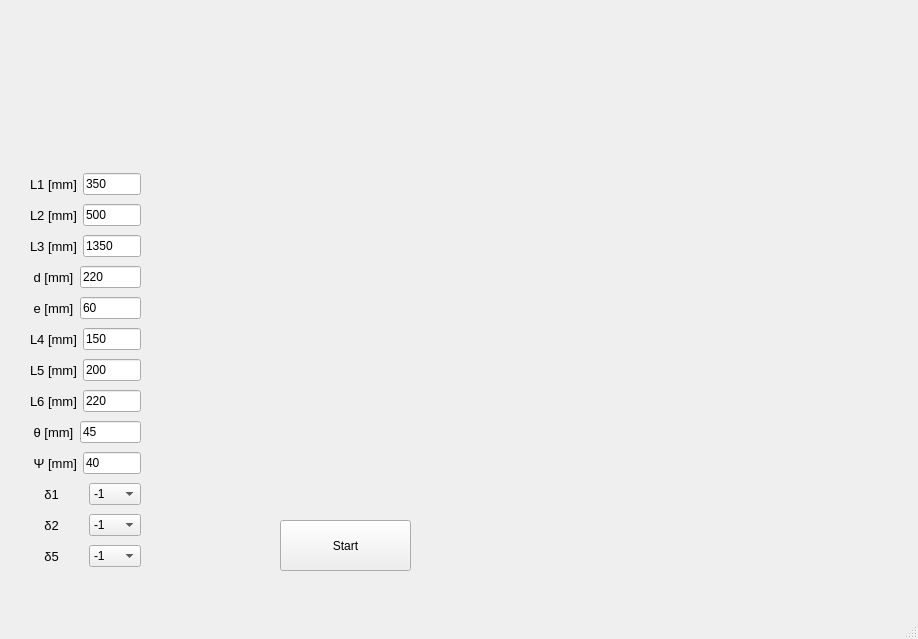
Above: mainwindow.ui from Danny323S/Projekt_ZBR before the change. Below: the same form after it.
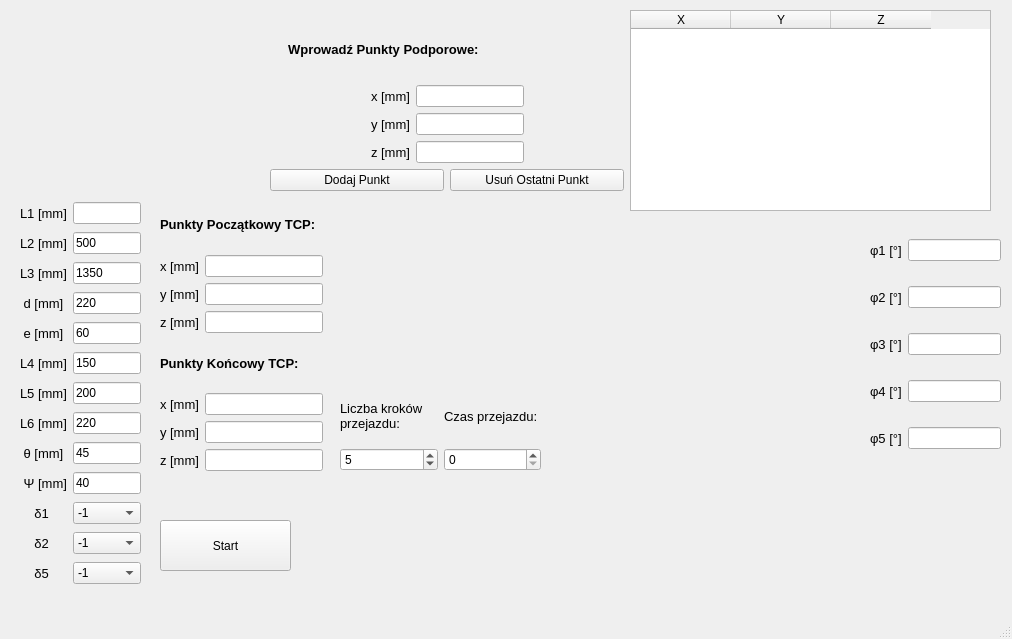
That is the form after the change.

The edit to the form file:
```diff
--- a/mainwindow.ui
+++ b/mainwindow.ui
@@ -6,7 +6,7 @@
    <rect>
     <x>0</x>
     <y>0</y>
-    <width>918</width>
+    <width>1012</width>
     <height>639</height>
    </rect>
   </property>
@@ -17,7 +17,7 @@
    <widget class="QPushButton" name="pushButton">
     <property name="geometry">
      <rect>
-      <x>280</x>
+      <x>160</x>
       <y>520</y>
       <width>131</width>
       <height>51</height>
@@ -27,68 +27,248 @@
      <string>Start</string>
     </property>
    </widget>
-   <widget class="QWidget" name="">
+   <widget class="QTableWidget" name="tableWidget">
     <property name="geometry">
      <rect>
-      <x>30</x>
-      <y>170</y>
-      <width>111</width>
-      <height>411</height>
+      <x>630</x>
+      <y>10</y>
+      <width>361</width>
+      <height>201</height>
      </rect>
     </property>
+    <column>
+     <property name="text">
+      <string>X</string>
+     </property>
+    </column>
+    <column>
+     <property name="text">
+      <string>Y</string>
+     </property>
+    </column>
+    <column>
+     <property name="text">
+      <string>Z</string>
+     </property>
+    </column>
+   </widget>
+   <widget class="QWidget" name="layoutWidget">
+    <property name="geometry">
+     <rect>
+      <x>270</x>
+      <y>20</y>
+      <width>354</width>
+      <height>171</height>
+     </rect>
+    </property>
+    <layout class="QHBoxLayout" name="horizontalLayout_16">
+     <item>
     <layout class="QVBoxLayout" name="verticalLayout">
      <item>
-      <layout class="QHBoxLayout" name="horizontalLayout">
+        <widget class="QLabel" name="label">
+         <property name="font">
+          <font>
+           <family>Tahoma</family>
+           <pointsize>10</pointsize>
+           <weight>75</weight>
+           <bold>true</bold>
+          </font>
+         </property>
+         <property name="text">
+          <string>     Wprowadź Punkty Podporowe:</string>
+         </property>
+        </widget>
+       </item>
        <item>
-        <widget class="QLabel" name="label_L1">
+        <layout class="QHBoxLayout" name="horizontalLayout_17">
+         <item>
+          <spacer name="horizontalSpacer">
+           <property name="orientation">
+            <enum>Qt::Horizontal</enum>
+           </property>
+           <property name="sizeHint" stdset="0">
+            <size>
+             <width>45</width>
+             <height>20</height>
+            </size>
+           </property>
+          </spacer>
+         </item>
+         <item>
+          <layout class="QVBoxLayout" name="supportingPoints">
+           <item>
+            <layout class="QHBoxLayout" name="horizontalLayout_4">
+             <item>
+              <widget class="QLabel" name="label_supportingX">
          <property name="font">
           <font>
            <pointsize>10</pointsize>
           </font>
          </property>
          <property name="text">
-          <string>L1 [mm]</string>
+                <string>x [mm]</string>
          </property>
         </widget>
        </item>
        <item>
-        <widget class="QLineEdit" name="lineEdit_L1">
+              <widget class="QLineEdit" name="lineEdit_supportingX">
          <property name="layoutDirection">
           <enum>Qt::LeftToRight</enum>
          </property>
          <property name="text">
-          <string>350</string>
+                <string/>
          </property>
         </widget>
        </item>
       </layout>
      </item>
      <item>
-      <layout class="QHBoxLayout" name="horizontalLayout_2">
+            <layout class="QHBoxLayout" name="horizontalLayout_supportingY">
        <item>
-        <widget class="QLabel" name="label_L2">
+              <widget class="QLabel" name="label_supportingY">
          <property name="font">
           <font>
            <pointsize>10</pointsize>
           </font>
          </property>
          <property name="text">
-          <string>L2 [mm]</string>
+                <string>y [mm]</string>
          </property>
         </widget>
        </item>
        <item>
+              <widget class="QLineEdit" name="lineEdit_supportingY">
+               <property name="layoutDirection">
+                <enum>Qt::LeftToRight</enum>
+               </property>
+               <property name="text">
+                <string/>
+               </property>
+              </widget>
+             </item>
+            </layout>
+           </item>
+           <item>
+            <layout class="QHBoxLayout" name="horizontalLayout_supportingZ">
+             <item>
+              <widget class="QLabel" name="label_supportingZ">
+               <property name="font">
+                <font>
+                 <pointsize>10</pointsize>
+                </font>
+               </property>
+               <property name="text">
+                <string>z [mm]</string>
+               </property>
+              </widget>
+             </item>
+             <item>
+              <widget class="QLineEdit" name="lineEdit_supportingZ">
+               <property name="layoutDirection">
+                <enum>Qt::LeftToRight</enum>
+               </property>
+               <property name="text">
+                <string/>
+               </property>
+              </widget>
+             </item>
+            </layout>
+           </item>
+          </layout>
+         </item>
+         <item>
+          <spacer name="horizontalSpacer_2">
+           <property name="orientation">
+            <enum>Qt::Horizontal</enum>
+           </property>
+           <property name="sizeHint" stdset="0">
+            <size>
+             <width>45</width>
+             <height>20</height>
+            </size>
+           </property>
+          </spacer>
+         </item>
+        </layout>
+       </item>
+       <item>
+        <layout class="QHBoxLayout" name="horizontalLayout_15">
+         <item>
+          <widget class="QPushButton" name="pushButton_2">
+           <property name="text">
+            <string>Dodaj Punkt</string>
+           </property>
+          </widget>
+         </item>
+         <item>
+          <widget class="QPushButton" name="pushButton_usunPunkty">
+           <property name="text">
+            <string>Usuń Ostatni Punkt</string>
+           </property>
+          </widget>
+         </item>
+        </layout>
+       </item>
+      </layout>
+     </item>
+    </layout>
+   </widget>
+   <widget class="QWidget" name="">
+    <property name="geometry">
+     <rect>
+      <x>20</x>
+      <y>200</y>
+      <width>121</width>
+      <height>391</height>
+     </rect>
+    </property>
+    <layout class="QGridLayout" name="gridLayout">
+     <item row="9" column="0">
+      <widget class="QLabel" name="label_YAngle">
+       <property name="font">
+        <font>
+         <pointsize>10</pointsize>
+        </font>
+       </property>
+       <property name="text">
+        <string> Ψ [mm]</string>
+       </property>
+      </widget>
+     </item>
+     <item row="2" column="1">
+      <widget class="QLineEdit" name="lineEdit_L3">
+       <property name="text">
+        <string>1350</string>
+       </property>
+      </widget>
+     </item>
+     <item row="1" column="1">
         <widget class="QLineEdit" name="lineEdit_L2">
          <property name="text">
           <string>500</string>
          </property>
         </widget>
        </item>
-      </layout>
+     <item row="8" column="0">
+      <widget class="QLabel" name="label_OAngle">
+       <property name="font">
+        <font>
+         <pointsize>10</pointsize>
+        </font>
+       </property>
+       <property name="text">
+        <string> θ [mm]</string>
+       </property>
+      </widget>
      </item>
-     <item>
-      <layout class="QHBoxLayout" name="horizontalLayout_3">
-       <item>
+     <item row="9" column="1">
+      <widget class="QLineEdit" name="lineEdit_YAngle">
+       <property name="text">
+        <string>40</string>
+       </property>
+      </widget>
+     </item>
+     <item row="2" column="0">
         <widget class="QLabel" name="label_L3">
          <property name="font">
           <font>
@@ -100,41 +280,57 @@
          </property>
         </widget>
        </item>
+     <item row="12" column="1">
+      <widget class="QComboBox" name="comboBox_delta5">
        <item>
-        <widget class="QLineEdit" name="lineEdit_L3">
          <property name="text">
-          <string>1350</string>
-         </property>
-        </widget>
-       </item>
-      </layout>
+         <string>-1</string>
+        </property>
+       </item>
+       <item>
+        <property name="text">
+         <string>1</string>
+        </property>
+       </item>
+      </widget>
+     </item>
+     <item row="10" column="0">
+      <widget class="QLabel" name="label_delta1">
+       <property name="font">
+        <font>
+         <pointsize>10</pointsize>
+        </font>
+       </property>
+       <property name="text">
+        <string>    δ1 </string>
+       </property>
+      </widget>
      </item>
-     <item>
-      <layout class="QHBoxLayout" name="horizontalLayout_5">
-       <item>
-        <widget class="QLabel" name="label_d">
+     <item row="1" column="0">
+      <widget class="QLabel" name="label_L2">
          <property name="font">
           <font>
            <pointsize>10</pointsize>
           </font>
          </property>
          <property name="text">
-          <string> d [mm]</string>
+        <string>L2 [mm]</string>
          </property>
         </widget>
        </item>
-       <item>
-        <widget class="QLineEdit" name="lineEdit_d">
+     <item row="0" column="0">
+      <widget class="QLabel" name="label_L1">
+       <property name="font">
+        <font>
+         <pointsize>10</pointsize>
+        </font>
+       </property>
          <property name="text">
-          <string>220</string>
+        <string>L1 [mm]</string>
          </property>
         </widget>
        </item>
-      </layout>
-     </item>
-     <item>
-      <layout class="QHBoxLayout" name="horizontalLayout_6">
-       <item>
+     <item row="4" column="0">
         <widget class="QLabel" name="label_e">
          <property name="font">
           <font>
@@ -146,18 +342,14 @@
          </property>
         </widget>
        </item>
-       <item>
+     <item row="4" column="1">
         <widget class="QLineEdit" name="lineEdit_e">
          <property name="text">
           <string>60</string>
          </property>
         </widget>
        </item>
-      </layout>
-     </item>
-     <item>
-      <layout class="QHBoxLayout" name="horizontalLayout_7">
-       <item>
+     <item row="5" column="0">
         <widget class="QLabel" name="label_L4">
          <property name="font">
           <font>
@@ -169,41 +361,7 @@
          </property>
         </widget>
        </item>
-       <item>
-        <widget class="QLineEdit" name="lineEdit_L4">
-         <property name="text">
-          <string>150</string>
-         </property>
-        </widget>
-       </item>
-      </layout>
-     </item>
-     <item>
-      <layout class="QHBoxLayout" name="horizontalLayout_8">
-       <item>
-        <widget class="QLabel" name="label_L5">
-         <property name="font">
-          <font>
-           <pointsize>10</pointsize>
-          </font>
-         </property>
-         <property name="text">
-          <string>L5 [mm]</string>
-         </property>
-        </widget>
-       </item>
-       <item>
-        <widget class="QLineEdit" name="lineEdit_L5">
-         <property name="text">
-          <string>200</string>
-         </property>
-        </widget>
-       </item>
-      </layout>
-     </item>
-     <item>
-      <layout class="QHBoxLayout" name="horizontalLayout_9">
-       <item>
+     <item row="7" column="0">
         <widget class="QLabel" name="label_L6">
          <property name="font">
           <font>
@@ -215,76 +373,67 @@
          </property>
         </widget>
        </item>
-       <item>
+     <item row="7" column="1">
         <widget class="QLineEdit" name="lineEdit_L6">
          <property name="text">
           <string>220</string>
          </property>
         </widget>
        </item>
-      </layout>
+     <item row="3" column="0">
+      <widget class="QLabel" name="label_d">
+       <property name="font">
+        <font>
+         <pointsize>10</pointsize>
+        </font>
+       </property>
+       <property name="text">
+        <string> d [mm]</string>
+       </property>
+      </widget>
      </item>
-     <item>
-      <layout class="QHBoxLayout" name="horizontalLayout_10">
-       <item>
-        <widget class="QLabel" name="label_OAngle">
+     <item row="0" column="1">
+      <widget class="QLineEdit" name="lineEdit_L1">
+       <property name="layoutDirection">
+        <enum>Qt::LeftToRight</enum>
+       </property>
+       <property name="text">
+        <string/>
+       </property>
+      </widget>
+     </item>
+     <item row="6" column="0">
+      <widget class="QLabel" name="label_L5">
          <property name="font">
           <font>
            <pointsize>10</pointsize>
           </font>
          </property>
          <property name="text">
-          <string> θ [mm]</string>
+        <string>L5 [mm]</string>
          </property>
         </widget>
        </item>
-       <item>
+     <item row="12" column="0">
+      <widget class="QLabel" name="label_delta5">
+       <property name="font">
+        <font>
+         <pointsize>10</pointsize>
+        </font>
+       </property>
+       <property name="text">
+        <string>    δ5 </string>
+       </property>
+      </widget>
+     </item>
+     <item row="8" column="1">
         <widget class="QLineEdit" name="lineEdit_OAngle">
          <property name="text">
           <string>45</string>
          </property>
         </widget>
        </item>
-      </layout>
-     </item>
-     <item>
-      <layout class="QHBoxLayout" name="horizontalLayout_11">
-       <item>
-        <widget class="QLabel" name="label_YAngle">
-         <property name="font">
-          <font>
-           <pointsize>10</pointsize>
-          </font>
-         </property>
-         <property name="text">
-          <string> Ψ [mm]</string>
-         </property>
-        </widget>
-       </item>
-       <item>
-        <widget class="QLineEdit" name="lineEdit_YAngle">
-         <property name="text">
-          <string>40</string>
-         </property>
-        </widget>
-       </item>
-      </layout>
-     </item>
-     <item>
-      <layout class="QHBoxLayout" name="horizontalLayout_12">
-       <item>
-        <widget class="QLabel" name="label_delta1">
-         <property name="font">
-          <font>
-           <pointsize>10</pointsize>
-          </font>
-         </property>
-         <property name="text">
-          <string>    δ1 </string>
-         </property>
-        </widget>
-       </item>
-       <item>
+     <item row="10" column="1">
         <widget class="QComboBox" name="comboBox_delta1">
          <item>
           <property name="text">
@@ -298,11 +447,21 @@
          </item>
         </widget>
        </item>
-      </layout>
+     <item row="3" column="1">
+      <widget class="QLineEdit" name="lineEdit_d">
+       <property name="text">
+        <string>220</string>
+       </property>
+      </widget>
      </item>
-     <item>
-      <layout class="QHBoxLayout" name="horizontalLayout_13">
-       <item>
+     <item row="6" column="1">
+      <widget class="QLineEdit" name="lineEdit_L5">
+       <property name="text">
+        <string>200</string>
+       </property>
+      </widget>
+     </item>
+     <item row="11" column="0">
         <widget class="QLabel" name="label_delta2">
          <property name="font">
           <font>
@@ -314,7 +473,7 @@
          </property>
         </widget>
        </item>
-       <item>
+     <item row="11" column="1">
         <widget class="QComboBox" name="comboBox_delta2">
          <item>
           <property name="text">
@@ -328,35 +487,377 @@
          </item>
         </widget>
        </item>
-      </layout>
+     <item row="5" column="1">
+      <widget class="QLineEdit" name="lineEdit_L4">
+       <property name="text">
+        <string>150</string>
+       </property>
+      </widget>
+     </item>
+    </layout>
+   </widget>
+   <widget class="QWidget" name="">
+    <property name="geometry">
+     <rect>
+      <x>870</x>
+      <y>220</y>
+      <width>131</width>
+      <height>251</height>
+     </rect>
+    </property>
+    <layout class="QGridLayout" name="machineCoords">
+     <item row="0" column="0">
+      <widget class="QLabel" name="label_fi1">
+       <property name="font">
+        <font>
+         <pointsize>10</pointsize>
+        </font>
+       </property>
+       <property name="text">
+        <string>φ1 [°]</string>
+       </property>
+      </widget>
      </item>
+     <item row="0" column="1">
+      <widget class="QLineEdit" name="lineEdit_L1_2">
+       <property name="layoutDirection">
+        <enum>Qt::LeftToRight</enum>
+       </property>
+       <property name="text">
+        <string/>
+       </property>
+      </widget>
+     </item>
+     <item row="1" column="0">
+      <widget class="QLabel" name="label_fi2">
+       <property name="font">
+        <font>
+         <pointsize>10</pointsize>
+        </font>
+       </property>
+       <property name="text">
+        <string>φ2 [°]</string>
+       </property>
+      </widget>
+     </item>
+     <item row="1" column="1">
+      <widget class="QLineEdit" name="lineEdit_L1_3">
+       <property name="layoutDirection">
+        <enum>Qt::LeftToRight</enum>
+       </property>
+       <property name="text">
+        <string/>
+       </property>
+      </widget>
+     </item>
+     <item row="2" column="0">
+      <widget class="QLabel" name="label_L1_4">
+       <property name="font">
+        <font>
+         <pointsize>10</pointsize>
+        </font>
+       </property>
+       <property name="text">
+        <string>φ3 [°]</string>
+       </property>
+      </widget>
+     </item>
+     <item row="2" column="1">
+      <widget class="QLineEdit" name="lineEdit_L1_4">
+       <property name="layoutDirection">
+        <enum>Qt::LeftToRight</enum>
+       </property>
+       <property name="text">
+        <string/>
+       </property>
+      </widget>
+     </item>
+     <item row="3" column="0">
+      <widget class="QLabel" name="label_L1_5">
+       <property name="font">
+        <font>
+         <pointsize>10</pointsize>
+        </font>
+       </property>
+       <property name="text">
+        <string>φ4 [°]</string>
+       </property>
+      </widget>
+     </item>
+     <item row="3" column="1">
+      <widget class="QLineEdit" name="lineEdit_L1_5">
+       <property name="layoutDirection">
+        <enum>Qt::LeftToRight</enum>
+       </property>
+       <property name="text">
+        <string/>
+       </property>
+      </widget>
+     </item>
+     <item row="4" column="0">
+      <widget class="QLabel" name="label_L1_6">
+       <property name="font">
+        <font>
+         <pointsize>10</pointsize>
+        </font>
+       </property>
+       <property name="text">
+        <string>φ5 [°]</string>
+       </property>
+      </widget>
+     </item>
+     <item row="4" column="1">
+      <widget class="QLineEdit" name="lineEdit_L1_6">
+       <property name="layoutDirection">
+        <enum>Qt::LeftToRight</enum>
+       </property>
+       <property name="text">
+        <string/>
+       </property>
+      </widget>
+     </item>
+    </layout>
+   </widget>
+   <widget class="QWidget" name="">
+    <property name="geometry">
+     <rect>
+      <x>160</x>
+      <y>200</y>
+      <width>163</width>
+      <height>271</height>
+     </rect>
+    </property>
+    <layout class="QVBoxLayout" name="StartEndPoint">
      <item>
-      <layout class="QHBoxLayout" name="horizontalLayout_14">
+      <layout class="QVBoxLayout" name="startPoint">
        <item>
-        <widget class="QLabel" name="label_delta5">
+        <widget class="QLabel" name="label_2">
          <property name="font">
           <font>
+           <family>Tahoma</family>
            <pointsize>10</pointsize>
+           <weight>75</weight>
+           <bold>true</bold>
           </font>
          </property>
          <property name="text">
-          <string>    δ5 </string>
+          <string>Punkty Początkowy TCP:</string>
          </property>
         </widget>
        </item>
        <item>
-        <widget class="QComboBox" name="comboBox_delta5">
+        <layout class="QGridLayout" name="gridLayout_3">
+         <item row="0" column="1">
+          <widget class="QLineEdit" name="lineEdit_startPoinX">
+           <property name="layoutDirection">
+            <enum>Qt::LeftToRight</enum>
+           </property>
+           <property name="text">
+            <string/>
+           </property>
+          </widget>
+         </item>
+         <item row="2" column="1">
+          <widget class="QLineEdit" name="lineEdit_startPoinZ">
+           <property name="layoutDirection">
+            <enum>Qt::LeftToRight</enum>
+           </property>
+           <property name="text">
+            <string/>
+           </property>
+          </widget>
+         </item>
+         <item row="0" column="0">
+          <widget class="QLabel" name="label_startPoinX">
+           <property name="font">
+            <font>
+             <pointsize>10</pointsize>
+            </font>
+           </property>
+           <property name="text">
+            <string>x [mm]</string>
+           </property>
+          </widget>
+         </item>
+         <item row="1" column="0">
+          <widget class="QLabel" name="label_startPoinY">
+           <property name="font">
+            <font>
+             <pointsize>10</pointsize>
+            </font>
+           </property>
+           <property name="text">
+            <string>y [mm]</string>
+           </property>
+          </widget>
+         </item>
+         <item row="1" column="1">
+          <widget class="QLineEdit" name="lineEdit_startPoinY">
+           <property name="layoutDirection">
+            <enum>Qt::LeftToRight</enum>
+           </property>
+           <property name="text">
+            <string/>
+           </property>
+          </widget>
+         </item>
+         <item row="2" column="0">
+          <widget class="QLabel" name="label_startPoinZ">
+           <property name="font">
+            <font>
+             <pointsize>10</pointsize>
+            </font>
+           </property>
+           <property name="text">
+            <string>z [mm]</string>
+           </property>
+          </widget>
+         </item>
+        </layout>
+       </item>
+      </layout>
+     </item>
          <item>
+      <layout class="QVBoxLayout" name="endPoint">
+       <item>
+        <widget class="QLabel" name="label_3">
+         <property name="font">
+          <font>
+           <family>Tahoma</family>
+           <pointsize>10</pointsize>
+           <weight>75</weight>
+           <bold>true</bold>
+          </font>
+         </property>
           <property name="text">
-           <string>-1</string>
-          </property>
+          <string>Punkty Końcowy TCP:</string>
+         </property>
+        </widget>
          </item>
          <item>
+        <layout class="QGridLayout" name="gridLayout_4">
+         <item row="1" column="0">
+          <widget class="QLabel" name="label_endPointY">
+           <property name="font">
+            <font>
+             <pointsize>10</pointsize>
+            </font>
+           </property>
           <property name="text">
-           <string>1</string>
-          </property>
+            <string>y [mm]</string>
+           </property>
+          </widget>
          </item>
-        </widget>
+         <item row="1" column="1">
+          <widget class="QLineEdit" name="lineEdit_endPointY">
+           <property name="layoutDirection">
+            <enum>Qt::LeftToRight</enum>
+           </property>
+           <property name="text">
+            <string/>
+           </property>
+          </widget>
+         </item>
+         <item row="0" column="0">
+          <widget class="QLabel" name="label_endPointX">
+           <property name="font">
+            <font>
+             <pointsize>10</pointsize>
+            </font>
+           </property>
+           <property name="text">
+            <string>x [mm]</string>
+           </property>
+          </widget>
+         </item>
+         <item row="0" column="1">
+          <widget class="QLineEdit" name="lineEdit_endPointX">
+           <property name="layoutDirection">
+            <enum>Qt::LeftToRight</enum>
+           </property>
+           <property name="text">
+            <string/>
+           </property>
+          </widget>
+         </item>
+         <item row="2" column="0">
+          <widget class="QLabel" name="label_endPointZ">
+           <property name="font">
+            <font>
+             <pointsize>10</pointsize>
+            </font>
+           </property>
+           <property name="text">
+            <string>z [mm]</string>
+           </property>
+          </widget>
+         </item>
+         <item row="2" column="1">
+          <widget class="QLineEdit" name="lineEdit_endPointZ">
+           <property name="layoutDirection">
+            <enum>Qt::LeftToRight</enum>
+           </property>
+           <property name="text">
+            <string/>
+           </property>
+          </widget>
+         </item>
+        </layout>
+       </item>
+      </layout>
+     </item>
+    </layout>
+   </widget>
+   <widget class="QWidget" name="">
+    <property name="geometry">
+     <rect>
+      <x>340</x>
+      <y>390</y>
+      <width>201</width>
+      <height>81</height>
+     </rect>
+    </property>
+    <layout class="QHBoxLayout" name="horizontalLayout">
+     <item>
+      <layout class="QVBoxLayout" name="verticalLayout_5">
+       <item>
+        <widget class="QLabel" name="label_L1_7">
+         <property name="font">
+          <font>
+           <pointsize>10</pointsize>
+          </font>
+         </property>
+         <property name="text">
+          <string>Liczba kroków
+przejazdu:</string>
+         </property>
+        </widget>
+       </item>
+       <item>
+        <widget class="QSpinBox" name="spinBox_step">
+         <property name="value">
+          <number>5</number>
+         </property>
+        </widget>
+       </item>
+      </layout>
+     </item>
+     <item>
+      <layout class="QVBoxLayout" name="verticalLayout_6">
+       <item>
+        <widget class="QLabel" name="label_L1_8">
+         <property name="font">
+          <font>
+           <pointsize>10</pointsize>
+          </font>
+         </property>
+         <property name="text">
+          <string>Czas przejazdu:</string>
+         </property>
+        </widget>
+       </item>
+       <item>
+        <widget class="QSpinBox" name="spinBox_2"/>
        </item>
       </layout>
      </item>
```
Left out of the diff: 4 changed lines with no effect on the pictures. Lines whose indentation alone changed are shown as unchanged.
